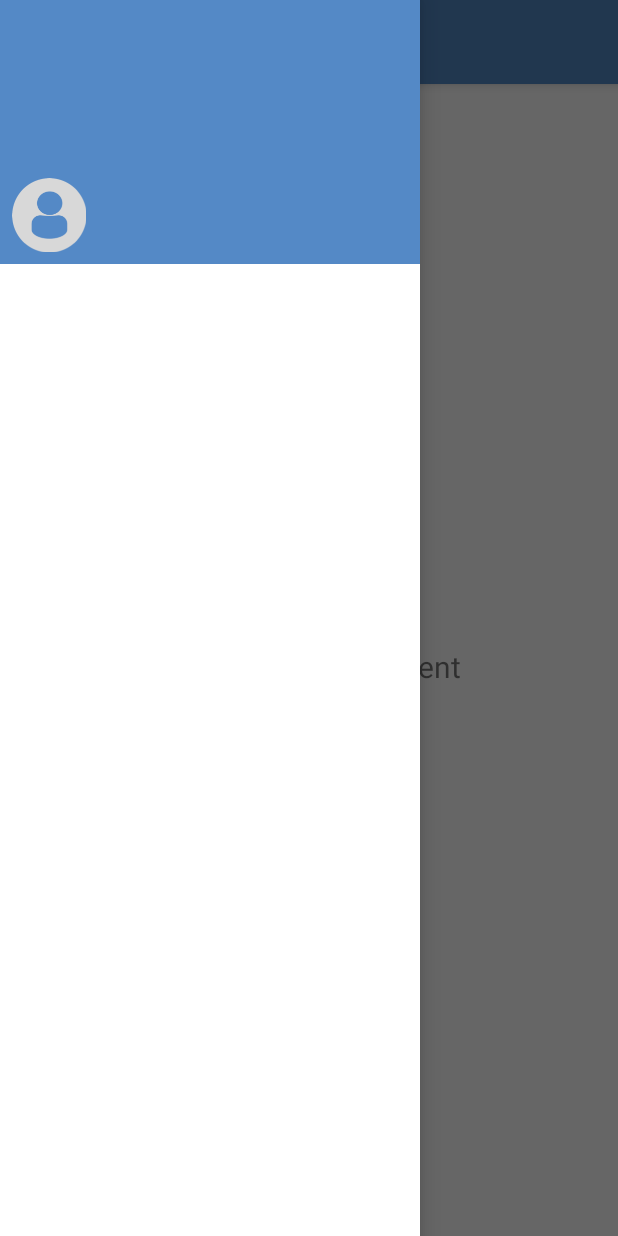
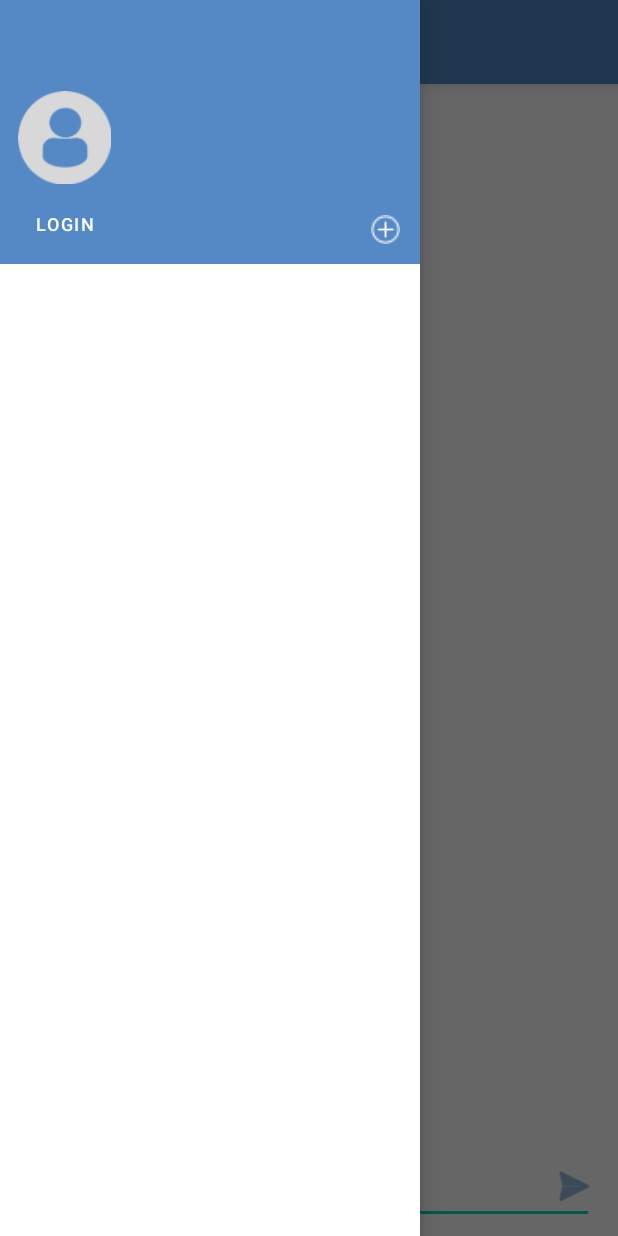
Before and after one commit to varadk20/SmashChatApp, an Android app: the screen it shows after launch (MainActivity), with the side drawer open, on a phone screen of 412 x 824 dp. Run offline under Robolectric (Android 15) with nearby library versions, the phone set to English and light mode, and no system bars; our stand-ins replace navigation-ui.

Commit message:
message window

```diff
--- a/app/src/main/java/com/example/chatapp/MainActivity.kt
+++ b/app/src/main/java/com/example/chatapp/MainActivity.kt
@@ -2,6 +2,7 @@ package com.example.chatapp
 
 import android.os.Bundle
 import android.view.Menu
+import android.view.View
 import com.google.android.material.snackbar.Snackbar
 import com.google.android.material.navigation.NavigationView
 import androidx.navigation.findNavController
@@ -29,7 +30,6 @@ class MainActivity : AppCompatActivity() {
 
         val drawerLayout: DrawerLayout = binding.drawerLayout
         val navView: NavigationView = binding.navView
-        val navController = findNavController(R.id.nav_host_fragment_content_main)
         // Passing each menu ID as a set of Ids because each
         // menu should be considered as top level destinations.
         appBarConfiguration = AppBarConfiguration(
@@ -37,13 +37,19 @@ class MainActivity : AppCompatActivity() {
                 R.id.nav_home, R.id.nav_gallery, R.id.nav_slideshow
             ), drawerLayout
         )
-        setupActionBarWithNavController(navController, appBarConfiguration)
 
     }
 
+    fun loginBtnNavClicked(view: View){
 
-    override fun onSupportNavigateUp(): Boolean {
-        val navController = findNavController(R.id.nav_host_fragment_content_main)
-        return navController.navigateUp(appBarConfiguration) || super.onSupportNavigateUp()
     }
+
+    fun addChannelClicked(view: View){
+
+    }
+
+    fun sendMessageBtnClicked(view: View){
+
+    }
+
 }
--- a/app/src/main/res/layout/content_main.xml
+++ b/app/src/main/res/layout/content_main.xml
@@ -7,14 +7,51 @@
     app:layout_behavior="@string/appbar_scrolling_view_behavior"
     tools:showIn="@layout/app_bar_main">
 
-    <fragment
-        android:id="@+id/nav_host_fragment_content_main"
-        android:name="androidx.navigation.fragment.NavHostFragment"
-        android:layout_width="match_parent"
-        android:layout_height="match_parent"
-        app:defaultNavHost="true"
-        app:layout_constraintLeft_toLeftOf="parent"
-        app:layout_constraintRight_toRightOf="parent"
-        app:layout_constraintTop_toTopOf="parent"
-        app:navGraph="@navigation/mobile_navigation" />
+    <TextView
+        android:id="@+id/mainChannelName"
+        android:layout_width="0dp"
+        android:layout_height="wrap_content"
+        android:layout_marginTop="16dp"
+        android:text="Please Login"
+        android:textAlignment="center"
+        app:layout_constraintEnd_toEndOf="parent"
+        app:layout_constraintStart_toStartOf="parent"
+        app:layout_constraintTop_toTopOf="parent" />
+
+    <EditText
+        android:id="@+id/messageTextField"
+        android:layout_width="0dp"
+        android:layout_height="wrap_content"
+        android:layout_marginStart="16dp"
+        android:layout_marginEnd="16dp"
+        android:layout_marginBottom="8dp"
+        android:ems="10"
+        android:gravity="start|top"
+        android:hint="message:"
+        android:inputType="textMultiLine"
+        app:layout_constraintBottom_toBottomOf="parent"
+        app:layout_constraintEnd_toEndOf="parent"
+        app:layout_constraintStart_toStartOf="parent" />
+
+    <ImageButton
+        android:id="@+id/sendMessageBtn"
+        android:layout_width="35dp"
+        android:layout_height="35dp"
+        android:layout_marginEnd="12dp"
+        android:layout_marginBottom="16dp"
+        android:background="@android:color/transparent"
+        android:onClick="sendMessageBtnClicked"
+        android:tint="@color/purple_200"
+        app:layout_constraintBottom_toBottomOf="parent"
+        app:layout_constraintEnd_toEndOf="parent"
+        app:srcCompat="@android:drawable/ic_menu_send" />
+
+    <androidx.recyclerview.widget.RecyclerView
+        android:id="@+id/messageListView"
+        android:layout_width="0dp"
+        android:layout_height="0dp"
+        app:layout_constraintBottom_toTopOf="@+id/messageTextField"
+        app:layout_constraintEnd_toEndOf="parent"
+        app:layout_constraintStart_toStartOf="parent"
+        app:layout_constraintTop_toBottomOf="@+id/mainChannelName" />
 </androidx.constraintlayout.widget.ConstraintLayout>
--- a/app/src/main/res/layout/nav_header_main.xml
+++ b/app/src/main/res/layout/nav_header_main.xml
@@ -10,34 +10,62 @@
     android:theme="@style/ThemeOverlay.AppCompat.Dark">
 
     <ImageView
-        android:id="@+id/imageView"
-        android:layout_width="wrap_content"
-        android:layout_height="wrap_content"
+        android:id="@+id/userimageNavHeader"
+        android:layout_width="70dp"
+        android:layout_height="70dp"
         android:layout_marginStart="8dp"
         android:layout_marginBottom="8dp"
         android:contentDescription="@string/nav_header_desc"
         android:paddingTop="@dimen/nav_header_vertical_spacing"
-        app:layout_constraintBottom_toBottomOf="parent"
+        app:layout_constraintBottom_toTopOf="@+id/userBtnNavHeader"
         app:layout_constraintStart_toStartOf="parent"
         app:srcCompat="@drawable/profiledefault" />
 
     <TextView
-        android:id="@+id/textView2"
+        android:id="@+id/usernameNavHeader"
         android:layout_width="wrap_content"
         android:layout_height="wrap_content"
         android:layout_marginStart="8dp"
         android:paddingTop="@dimen/nav_header_vertical_spacing"
         android:textAppearance="@style/TextAppearance.AppCompat.Body1"
-        app:layout_constraintStart_toEndOf="@+id/imageView"
-        app:layout_constraintTop_toTopOf="@+id/imageView"
+        app:layout_constraintStart_toEndOf="@+id/userimageNavHeader"
+        app:layout_constraintTop_toTopOf="@+id/userimageNavHeader"
         tools:text="Varad k" />
 
     <TextView
-        android:id="@+id/textView"
+        android:id="@+id/usermailNavHeader"
         android:layout_width="wrap_content"
         android:layout_height="wrap_content"
         android:layout_marginStart="8dp"
-        app:layout_constraintStart_toEndOf="@+id/imageView"
-        app:layout_constraintTop_toBottomOf="@+id/textView2"
+        app:layout_constraintStart_toEndOf="@+id/userimageNavHeader"
+        app:layout_constraintTop_toBottomOf="@+id/usernameNavHeader"
         tools:text="varadpk20@gmail.com" />
+
+    <Button
+        android:id="@+id/userBtnNavHeader"
+        android:layout_width="120dp"
+        android:layout_height="37dp"
+        android:layout_marginStart="8dp"
+        android:layout_marginBottom="8dp"
+        android:background="@android:color/transparent"
+        android:onClick="loginBtnNavClicked"
+        android:text="Login"
+        android:textAlignment="viewStart"
+        android:textSize="12sp"
+        app:layout_constraintBottom_toBottomOf="parent"
+        app:layout_constraintStart_toStartOf="parent" />
+
+    <ImageButton
+        android:id="@+id/addChannelBtn"
+        android:layout_width="30dp"
+        android:layout_height="30dp"
+        android:layout_marginEnd="8dp"
+        android:layout_marginBottom="8dp"
+        android:background="@android:color/transparent"
+        android:onClick="addChannelClicked"
+        android:padding="5dp"
+        android:scaleType="fitXY"
+        app:layout_constraintBottom_toBottomOf="parent"
+        app:layout_constraintEnd_toEndOf="parent"
+        app:srcCompat="@drawable/addchannelbutton" />
 </androidx.constraintlayout.widget.ConstraintLayout>
```
